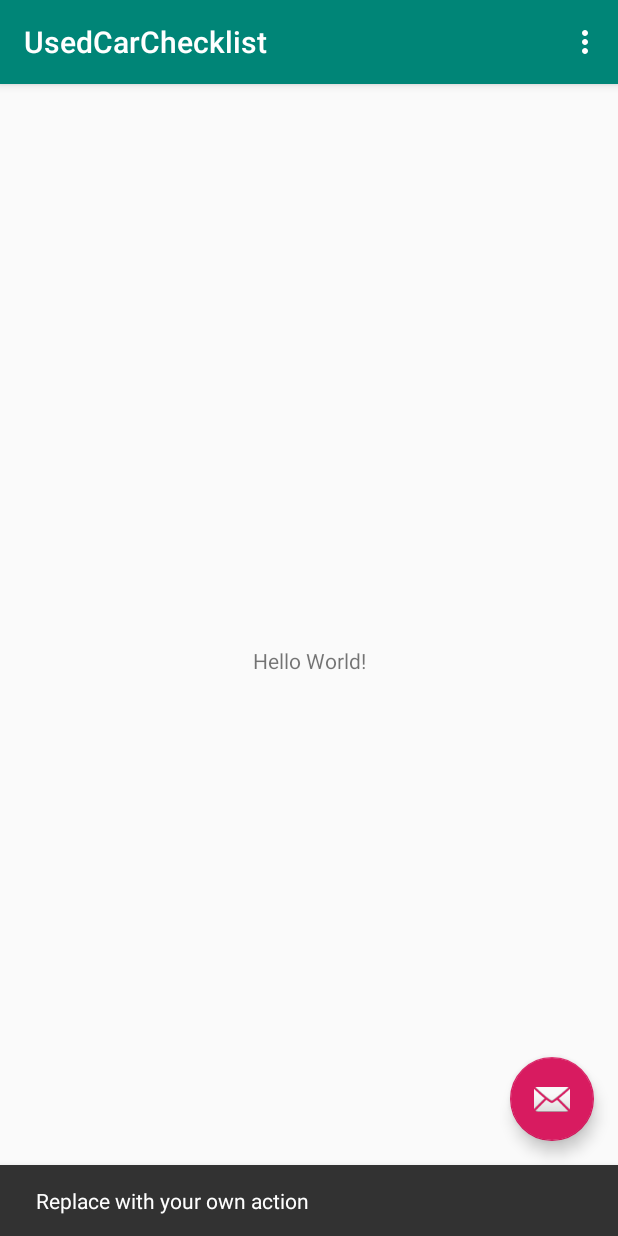
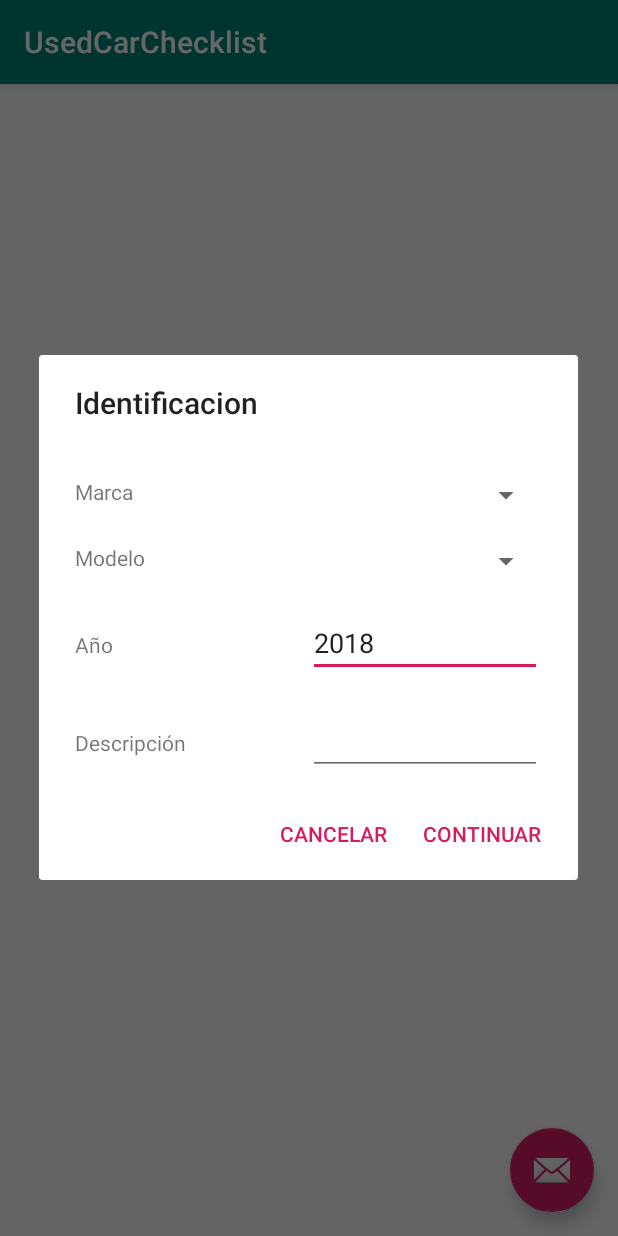
Before and after one commit to pablowsky/used-car-checklist, an Android app: the screen it shows after launch (MainActivity), after a tap on an icon or button, on a phone screen of 412 x 824 dp. Run offline under Robolectric (Android 15) with nearby library versions, the phone set to English and light mode, and no system bars.

Commit message:
agrego dialogo nueva revision

```diff
--- a/app/src/main/java/cl/datageneral/usedcarchecklist/MainActivity.kt
+++ b/app/src/main/java/cl/datageneral/usedcarchecklist/MainActivity.kt
@@ -1,10 +1,15 @@
 package cl.datageneral.usedcarchecklist
 
+import android.app.AlertDialog
 import android.os.Bundle
 import android.support.design.widget.Snackbar
 import android.support.v7.app.AppCompatActivity;
+import android.util.Log
+import android.view.LayoutInflater
 import android.view.Menu
 import android.view.MenuItem
+import android.widget.EditText
+import android.widget.RadioButton
 
 import kotlinx.android.synthetic.main.activity_main.*
 
@@ -16,24 +21,54 @@ class MainActivity : AppCompatActivity() {
 		setSupportActionBar(toolbar)
 
 		fab.setOnClickListener { view ->
-			Snackbar.make(view, "Replace with your own action", Snackbar.LENGTH_LONG)
-					.setAction("Action", null).show()
+			dialogNew()
+			/*Snackbar.make(view, "Replace with your own action", Snackbar.LENGTH_LONG)
+					.setAction("Action", null).show()*/
 		}
 	}
 
-	override fun onCreateOptionsMenu(menu: Menu): Boolean {
-		// Inflate the menu; this adds items to the action bar if it is present.
-		menuInflater.inflate(R.menu.menu_main, menu)
-		return true
-	}
+	private fun dialogNew() {
+		val builder = AlertDialog.Builder(this)
+		val factory = LayoutInflater.from(this)
+		val textEntryView = factory.inflate(R.layout.dg_newreview, null)
+		/*val obs = textEntryView.findViewById(R.id.observacion) as EditText
+		val realm = Realm.getDefaultInstance()
 
-	override fun onOptionsItemSelected(item: MenuItem): Boolean {
-		// Handle action bar item clicks here. The action bar will
-		// automatically handle clicks on the Home/Up button, so long
-		// as you specify a parent activity in AndroidManifest.xml.
-		return when (item.itemId) {
-			R.id.action_settings -> true
-			else -> super.onOptionsItemSelected(item)
+		val itemInsp = realm.where<InspeccionItemLista>()
+				.equalTo("inspeccion.idInspeccion",idInspeccion)
+				.equalTo("idItem.idItem",item.idItem)
+				.findFirst()
+
+		if(itemInsp!=null){
+			Log.e("itemInsp",itemInsp.chequeo)
+			Log.e("itemInsp",itemInsp.idInspeccionItemLista.toString())
 		}
+
+		obs.setText(itemInsp?.observacion)
+		textEntryView.itemDescripcion.text = itemInsp?.idItem!!.descripcion
+
+		when(itemInsp?.chequeo){
+			getString(R.string.tag_dg_s) -> textEntryView.radioS.isChecked = true
+			getString(R.string.tag_dg_n) -> textEntryView.radioN.isChecked = true
+			else -> textEntryView.radioX.isChecked = true
+		}*/
+
+		builder.setView(textEntryView)
+		builder.setTitle(R.string.dialogTitle)
+				.setCancelable(false)
+				.setPositiveButton(R.string.btnContinue) { _, _ ->
+					/*val selectedId = textEntryView.estadoChequeo.checkedRadioButtonId
+					val radioEst = textEntryView.findViewById(selectedId) as RadioButton
+
+					Log.e("Opcion seleccionada,"+itemInsp.idItem,"-"+radioEst.tag)
+
+					realm.executeTransaction { _ ->
+						itemInsp.chequeo = radioEst.tag.toString()
+						itemInsp.observacion = obs.text.toString()
+					}*/
+				}
+				.setNegativeButton(R.string.btnCancel) { dialog, id -> dialog.cancel() }
+		val alert = builder.create()
+		alert.show()
 	}
 }
--- /dev/null
+++ b/app/src/main/res/layout/dg_newreview.xml
@@ -0,0 +1,90 @@
+<?xml version="1.0" encoding="utf-8"?>
+<LinearLayout xmlns:android="http://schemas.android.com/apk/res/android"
+    android:layout_width="match_parent"
+    android:layout_height="match_parent"
+    android:orientation="vertical"
+    android:paddingStart="24dp"
+    android:paddingEnd="24dp"
+    android:paddingBottom="8dp"
+    android:paddingTop="16dp">
+
+    <LinearLayout
+        android:layout_width="match_parent"
+        android:layout_height="wrap_content"
+        android:paddingTop="20dp"
+        android:orientation="horizontal">
+
+        <TextView
+            android:layout_width="0dp"
+            android:layout_height="wrap_content"
+            android:layout_weight="1"
+            android:text="@string/make" />
+
+        <Spinner
+            android:id="@+id/spinner"
+            android:layout_width="0dp"
+            android:layout_height="wrap_content"
+            android:layout_weight="1" />
+
+    </LinearLayout>
+    <LinearLayout
+        android:layout_width="match_parent"
+        android:layout_height="wrap_content"
+        android:paddingTop="20dp"
+        android:orientation="horizontal">
+
+        <TextView
+            android:layout_width="0dp"
+            android:layout_height="wrap_content"
+            android:layout_weight="1"
+            android:text="@string/model" />
+
+        <Spinner
+            android:id="@+id/spinner2"
+            android:layout_width="0dp"
+            android:layout_height="wrap_content"
+            android:layout_weight="1" />
+
+    </LinearLayout>
+    <LinearLayout
+        android:layout_width="match_parent"
+        android:layout_height="wrap_content"
+        android:paddingTop="20dp"
+        android:orientation="horizontal">
+
+        <TextView
+            android:layout_width="0dp"
+            android:layout_height="wrap_content"
+            android:layout_weight="1"
+            android:text="@string/year" />
+
+        <EditText
+            android:id="@+id/year"
+            android:layout_width="0dp"
+            android:layout_height="wrap_content"
+            android:layout_weight="1"
+            android:ems="10"
+            android:inputType="number"
+            android:text="2018" />
+    </LinearLayout>
+    <LinearLayout
+        android:layout_width="match_parent"
+        android:layout_height="wrap_content"
+        android:paddingTop="20dp"
+        android:orientation="horizontal">
+
+        <TextView
+            android:layout_width="0dp"
+            android:layout_height="wrap_content"
+            android:layout_weight="1"
+            android:text="@string/desc" />
+
+        <EditText
+            android:id="@+id/description"
+            android:layout_width="0dp"
+            android:layout_height="wrap_content"
+            android:layout_weight="1"
+            android:ems="10"
+            android:inputType="number" />
+    </LinearLayout>
+</LinearLayout>
--- a/app/src/main/res/values/strings.xml
+++ b/app/src/main/res/values/strings.xml
@@ -1,4 +1,12 @@
 <resources>
     <string name="app_name">UsedCarChecklist</string>
     <string name="action_settings">Settings</string>
+
+    <string name="dialogTitle">Identificacion</string>
+    <string name="btnContinue">Continuar</string>
+    <string name="btnCancel">Cancelar</string>
+    <string name="make">Marca</string>
+    <string name="model">Modelo</string>
+    <string name="year">Año</string>
+    <string name="desc">Descripción</string>
 </resources>
```
Also changed, not shown: 1 other file.
